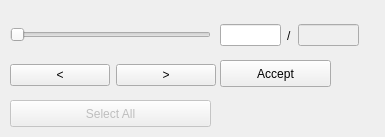
This is framefab_gui/src/uis/select_path_widget.ui in yijiangh/choreo as Qt 5 draws it before an edit. The edited form follows.
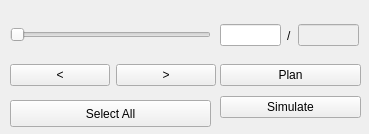
This is the edited form.

Commit message: selection widget wip - simulate button added.

Diff of the .ui file:
```diff
--- a/framefab_gui/src/uis/select_path_widget.ui
+++ b/framefab_gui/src/uis/select_path_widget.ui
@@ -6,8 +6,8 @@
    <rect>
     <x>0</x>
     <y>0</y>
-    <width>385</width>
-    <height>137</height>
+    <width>369</width>
+    <height>134</height>
    </rect>
   </property>
   <property name="windowTitle">
@@ -54,7 +54,7 @@
   </widget>
   <widget class="QPushButton" name="pushbutton_select_all">
    <property name="enabled">
-    <bool>false</bool>
+    <bool>true</bool>
    </property>
    <property name="geometry">
     <rect>
@@ -68,19 +68,6 @@
     <string>Select All</string>
    </property>
   </widget>
-  <widget class="QPushButton" name="pushbutton_accept">
-   <property name="geometry">
-    <rect>
-     <x>220</x>
-     <y>60</y>
-     <width>111</width>
-     <height>27</height>
-    </rect>
-   </property>
-   <property name="text">
-    <string>Accept</string>
-   </property>
-  </widget>
   <widget class="QWidget" name="horizontalLayoutWidget_2">
    <property name="geometry">
     <rect>
@@ -123,6 +110,32 @@
     </item>
    </layout>
   </widget>
+  <widget class="QWidget" name="verticalLayoutWidget">
+   <property name="geometry">
+    <rect>
+     <x>220</x>
+     <y>60</y>
+     <width>141</width>
+     <height>62</height>
+    </rect>
+   </property>
+   <layout class="QVBoxLayout" name="verticalLayout">
+    <item>
+     <widget class="QPushButton" name="pushbutton_accept">
+      <property name="text">
+       <string>Plan</string>
+      </property>
+     </widget>
+    </item>
+    <item>
+     <widget class="QPushButton" name="pushbutton_simulate">
+      <property name="text">
+       <string>Simulate</string>
+      </property>
+     </widget>
+    </item>
+   </layout>
+  </widget>
  </widget>
  <resources/>
  <connections/>
```
The commit also changes 5 other files.
